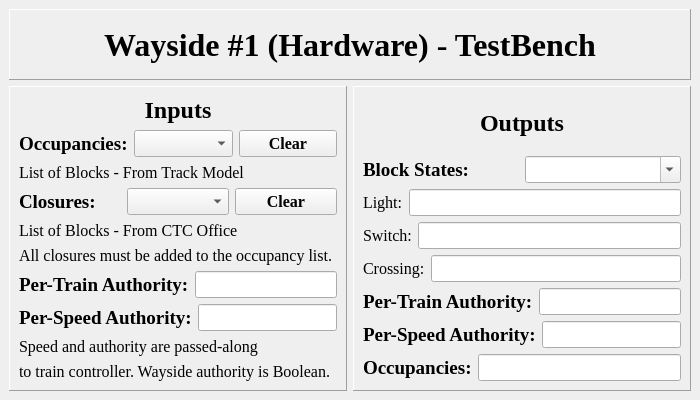
First picture: the form in Wayside_HW/TrackController_HW_TB.ui, repository asmithie13/ECE-1140, before the edit.
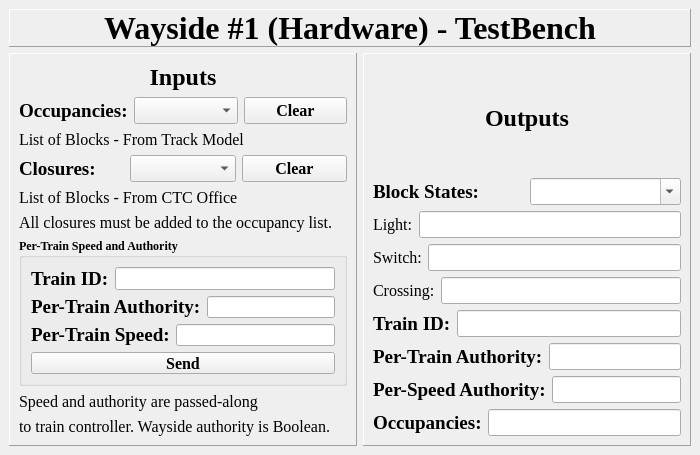
Second picture: the form after the edit.

Commit message: updated testbench and speed auth format

Diff of the .ui file:
```diff
--- a/Wayside_HW/TrackController_HW_TB.ui
+++ b/Wayside_HW/TrackController_HW_TB.ui
@@ -7,20 +7,20 @@
     <x>0</x>
     <y>0</y>
     <width>700</width>
-    <height>400</height>
+    <height>455</height>
    </rect>
   </property>
   <property name="minimumSize">
    <size>
     <width>700</width>
-    <height>400</height>
+    <height>455</height>
    </size>
   </property>
   <property name="windowTitle">
    <string>Wayside #1 -TestBench</string>
   </property>
   <widget class="QWidget" name="centralwidget">
-   <layout class="QVBoxLayout" name="verticalLayout_3">
+   <layout class="QVBoxLayout" name="verticalLayout_4">
     <item>
      <widget class="QLabel" name="labelTitle">
       <property name="font">
@@ -196,6 +196,47 @@
           </widget>
          </item>
          <item>
+          <widget class="QGroupBox" name="groupBox">
+           <property name="font">
+            <font>
+             <family>Times New Roman</family>
+             <bold>true</bold>
+            </font>
+           </property>
+           <property name="title">
+            <string>Per-Train Speed and Authority</string>
+           </property>
+           <layout class="QVBoxLayout" name="verticalLayout_3">
+            <item>
+             <layout class="QHBoxLayout" name="horizontalLayout_13">
+              <item>
+               <widget class="QLabel" name="labelTrainIDIn">
+                <property name="font">
+                 <font>
+                  <family>Times New Roman</family>
+                  <pointsize>14</pointsize>
+                  <bold>true</bold>
+                 </font>
+                </property>
+                <property name="text">
+                 <string>Train ID:</string>
+                </property>
+               </widget>
+              </item>
+              <item>
+               <widget class="QLineEdit" name="lineEditTrainIDIn">
+                <property name="font">
+                 <font>
+                  <family>Times New Roman</family>
+                  <pointsize>12</pointsize>
+                  <bold>true</bold>
+                 </font>
+                </property>
+               </widget>
+              </item>
+             </layout>
+            </item>
+            <item>
           <layout class="QHBoxLayout" name="horizontalLayout_3">
            <item>
             <widget class="QLabel" name="labelAuthIn">
@@ -217,6 +258,7 @@
               <font>
                <family>Times New Roman</family>
                <pointsize>12</pointsize>
+                  <bold>true</bold>
               </font>
              </property>
             </widget>
@@ -235,7 +277,7 @@
               </font>
              </property>
              <property name="text">
-              <string>Per-Speed Authority:</string>
+                 <string>Per-Train Speed:</string>
              </property>
             </widget>
            </item>
@@ -245,11 +287,29 @@
               <font>
                <family>Times New Roman</family>
                <pointsize>12</pointsize>
+                  <bold>true</bold>
               </font>
              </property>
             </widget>
            </item>
           </layout>
+            </item>
+            <item>
+             <widget class="QPushButton" name="pushButtonSendSpeedAuth">
+              <property name="font">
+               <font>
+                <family>Times New Roman</family>
+                <pointsize>12</pointsize>
+                <bold>true</bold>
+               </font>
+              </property>
+              <property name="text">
+               <string>Send</string>
+              </property>
+             </widget>
+            </item>
+           </layout>
+          </widget>
          </item>
          <item>
           <widget class="QLabel" name="label_6">
@@ -427,6 +487,38 @@
            </item>
           </layout>
          </item>
+         <item>
+          <layout class="QHBoxLayout" name="horizontalLayout_14">
+           <item>
+            <widget class="QLabel" name="labelTrainIDOut">
+             <property name="font">
+              <font>
+               <family>Times New Roman</family>
+               <pointsize>14</pointsize>
+               <bold>true</bold>
+              </font>
+             </property>
+             <property name="text">
+              <string>Train ID:</string>
+             </property>
+            </widget>
+           </item>
+           <item>
+            <widget class="QLineEdit" name="lineEditTrainIDOut">
+             <property name="font">
+              <font>
+               <family>Times New Roman</family>
+               <pointsize>12</pointsize>
+               <bold>true</bold>
+              </font>
+             </property>
+             <property name="readOnly">
+              <bool>true</bool>
+             </property>
+            </widget>
+           </item>
+          </layout>
+         </item>
          <item>
           <layout class="QHBoxLayout" name="horizontalLayout_9">
            <item>
```
Lines whose indentation alone changed are shown as unchanged. The commit also changes 4 other files.
